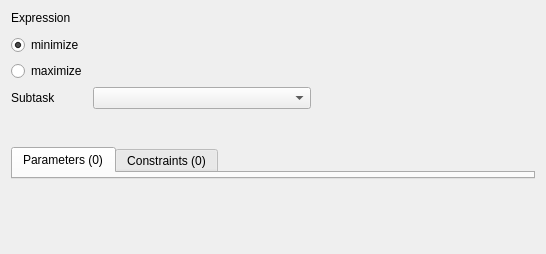
Qt form copasi/UI/CQOptimizationWidget.ui (copasi/COPASI) before a commit.
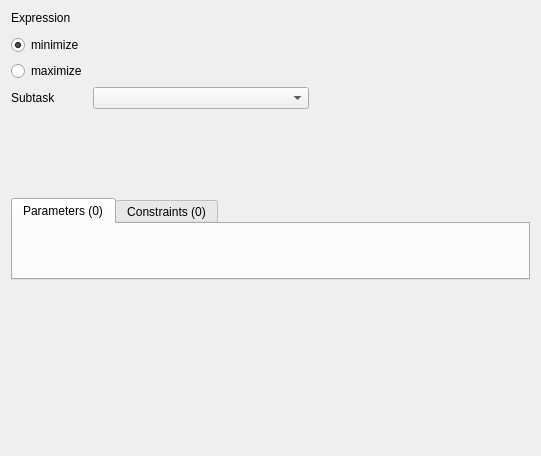
The same form after that commit. Custom widgets are drawn as their Qt base class.

Patch:
```diff
--- a/copasi/UI/CQOptimizationWidget.ui
+++ b/copasi/UI/CQOptimizationWidget.ui
@@ -19,22 +19,10 @@
    <rect>
     <x>0</x>
     <y>0</y>
-    <width>546</width>
-    <height>254</height>
+    <width>541</width>
+    <height>456</height>
    </rect>
   </property>
-  <property name="sizePolicy" >
-   <sizepolicy vsizetype="Preferred" hsizetype="Preferred" >
-    <horstretch>0</horstretch>
-    <verstretch>0</verstretch>
-   </sizepolicy>
-  </property>
-  <property name="minimumSize" >
-   <size>
-    <width>0</width>
-    <height>0</height>
-   </size>
-  </property>
   <property name="caption" stdset="0" >
    <string>Optimization</string>
   </property>
```
Left out of the diff: 6 changed lines with no effect on the pictures.
